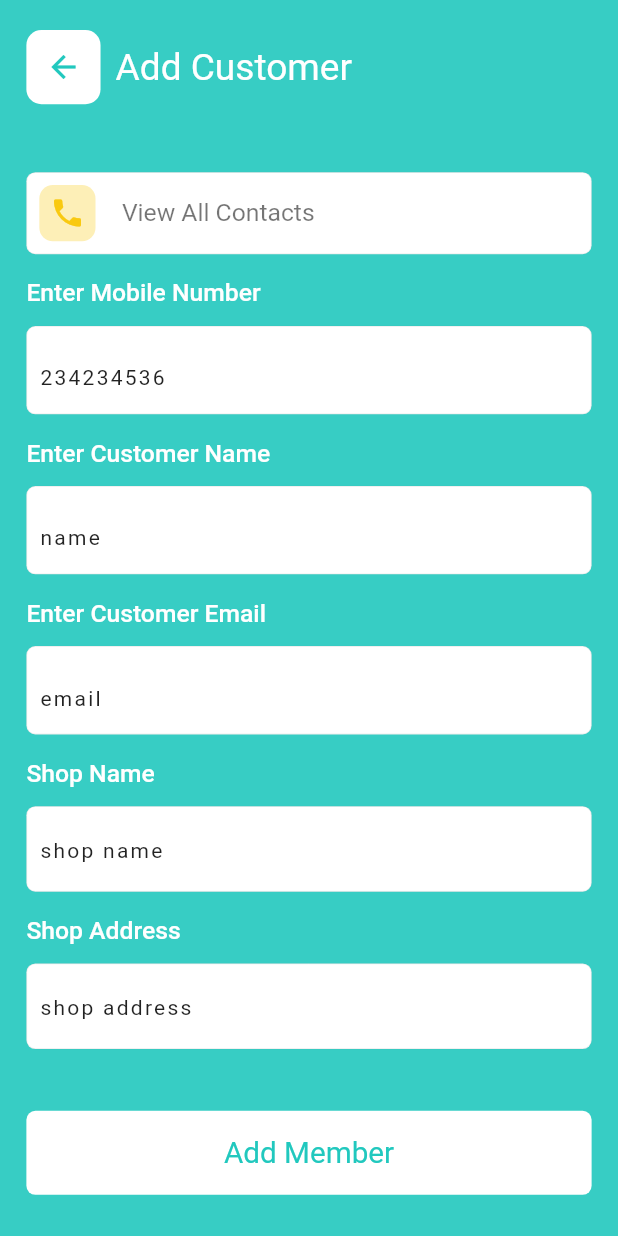
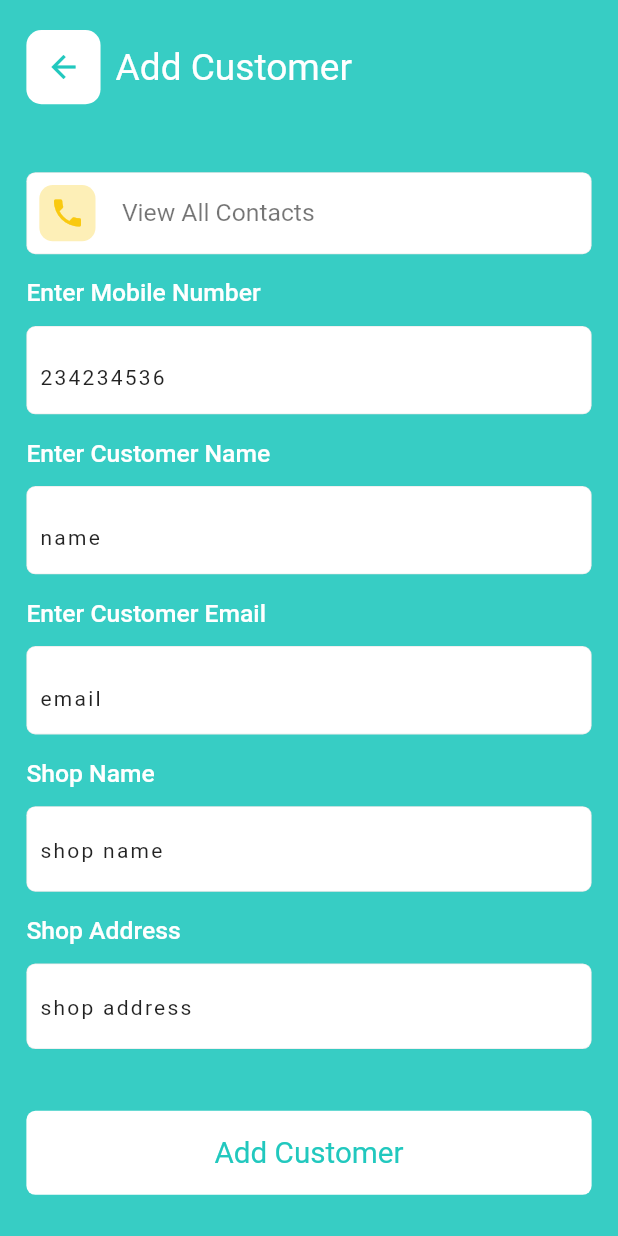
Before and after one commit to snehaagrawal070301/OrderStack, a Flutter app: the AddCustomerScreen screen opened directly, on a phone screen of 412 x 824 dp. Run offline on Flutter 3.47's test engine with Material 2 defaults, Android fonts, the phone set to English and light mode, and no system bars; our stand-ins replace cloud_firestore, firebase_core, fluttertoast; accounts and stored records are empty.

Commit message:
add customer done

```diff
--- a/lib/AddCustomer.dart
+++ b/lib/AddCustomer.dart
@@ -2,6 +2,8 @@ import 'package:flutter/material.dart';
 import 'package:order_stack/Widgets.dart';
 import 'package:order_stack/components/colorValues.dart';
 import 'package:order_stack/extras/AddCustomerExtra.dart';
+import 'package:cloud_firestore/cloud_firestore.dart';
+import 'package:order_stack/services/DatabaseMethods.dart';
 
 class AddCustomerScreen extends StatefulWidget {
   const AddCustomerScreen({Key? key}) : super(key: key);
@@ -17,16 +19,12 @@ class _AddCustomerScreenState extends State<AddCustomerScreen> {
   TextEditingController cusEmail = TextEditingController();
   TextEditingController shopName = TextEditingController();
   TextEditingController shopAddress = TextEditingController();
-  /*String code="";
-  String mobile = "";
-  String memberID="";
+   String number="";
+   DatabaseMethods databaseMethods = DatabaseMethods();
   QuerySnapshot? querySnapshot;
-  TextEditingController phonenumber = TextEditingController();
-  TextEditingController memberId = TextEditingController();
-  DatabaseMethods databaseMethods = DatabaseMethods();
   addMemberDetails() async {
     if (formKey.currentState!.validate()) {
-      await databaseMethods.getMemberMobile(code,mobile).then((val) {
+      await databaseMethods.getMemberMobile(cusNumber.text).then((val) {
         setState(() {
           querySnapshot = val;
           print(querySnapshot?.docs.length);
@@ -34,98 +32,21 @@ class _AddCustomerScreenState extends State<AddCustomerScreen> {
       });
       if (querySnapshot?.docs.length == 0) {
         CollectionReference users =
-        FirebaseFirestore.instance.collection('members');
+        FirebaseFirestore.instance.collection('customer');
     await users.doc().set({
-      'profile_photo_url': "",
-      'admin_add_date':Timestamp.now(),
-      'profile_add_date':Timestamp.now(),
-      'full_name': "",
-      'organization_name': "",
-      'club_id': "",
-      'member_id': memberID,
-      'role': 'member',
-      'mobile_number':{
-        'code':code,
-        'number':mobile,
-      },
-      'email': "",
-      'gender': '',
-      'bio': "",
-       'professional_details':
-         {
-           'occupation': '',
-           'address':
-             {
-               'line': '',
-               'city': '',
-               'state': '',
-               'pincode': '',
-               'country': '',
-               'landmark': ''
-             },
-           'qualification': '',
-           'website_link': '',
-         },
-       'personal_details':
-         {
-           'date_of_birth_member': {
-             'day_member':'',
-             'month_member':'',
-             'year_member':'',
-           },
-           'marital_status': '',
-           'date_of_marriage': {
-             'marriage_day':'',
-             'marriage_month':'',
-             'marriage_year':'',
-           },
-           'current_address':
-             {
-               'line': '',
-               'city': '',
-               'state': '',
-               'pincode': '',
-               'country': '',
-               'landmark': ''
-             },
-            'permanent_address':
-             {
-               'line': '',
-               'city': '',
-               'state': '',
-               'pincode': '',
-               'country': '',
-               'landmark': ''
-             },
-           'spouse':
-             {
-               'full_name': '',
-               'date_of_birth_spouse': {
-                  'day_spouse':'',
-                  'month_spouse':'',
-                  'year_spouse':'',
-                },
-               'gender': '',
-             },
-           'children':
-             {
-               'full_name': '',
-               'date_of_birth_children': {
-                  'day_children':'',
-                  'month_children':'',
-                  'year_children':'',
-                },
-               'gender': '',
-             },
-         }
+      "name":cusName.text,
+      "number":cusNumber.text,
+      "email":cusEmail.text,
+      "shopName":shopName.text,
+      "shopAddress":shopAddress.text,
     });
-    getToast(context, "Member successfully added");
+    getToast(context, "Customer successfully added");
       } else {
         print("already added");
-        getToast(context,"Already Registered");
+        getToast(context,"Already Added");
       }
     }
-  }*/
+  }
   @override
   Widget build(BuildContext context) {
       return Scaffold(
@@ -357,6 +278,7 @@ class _AddCustomerScreenState extends State<AddCustomerScreen> {
                   ),
                   GestureDetector(
                       onTap: () {
+                        addMemberDetails();
                       },
                       child: Container(
                           height: 56,
@@ -364,7 +286,7 @@ class _AddCustomerScreenState extends State<AddCustomerScreen> {
                               color: Color(ColorValues.WHITE_COLOR),
                               borderRadius: BorderRadius.circular(6)),
                           child: Center(
-                            child: myText("Add Member",
+                            child: myText("Add Customer",
                                 size: Mq.height(context) * 0.024,
                                 color: Color(ColorValues.THEME_COLOR),
                                 fontWeight: FontWeight.w400),
--- a/lib/main.dart
+++ b/lib/main.dart
@@ -1,8 +1,11 @@
+import 'package:firebase_core/firebase_core.dart';
 import 'package:flutter/material.dart';
 import 'package:order_stack/DistributorLogin.dart';
 
 
-void main() {
+ void main() async {
+  WidgetsFlutterBinding.ensureInitialized();
+  await Firebase.initializeApp();
   runApp(MyApp());
 }
 
--- a/pubspec.yaml
+++ b/pubspec.yaml
@@ -28,6 +28,11 @@ dependencies:
   # The following adds the Cupertino Icons font to your application.
   # Use with the CupertinoIcons class for iOS style icons.
   cupertino_icons: ^1.0.2
+  firebase_auth: ^3.3.4
+  fluttertoast: ^8.0.8
+  cloud_firestore: ^3.1.5
+  firebase_database: ^9.0.6
+  firebase_core: ^1.10.6
   http:
 
 dev_dependencies:
```
Also changed, not shown: lib/Widgets.dart (+12 -0 lines), lib/services/DatabaseMethods.dart (added, +40 -0 lines), pubspec.lock.
